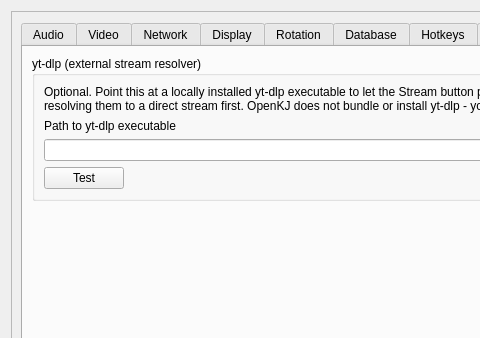
This is src/dlgsettings.ui in DJ-Joel/OpenKJ as Qt 5 draws it before an edit; both pictures show x 0 to 480 and y 0 to 338 of the 803 by 522 pixel window. The edited form follows.
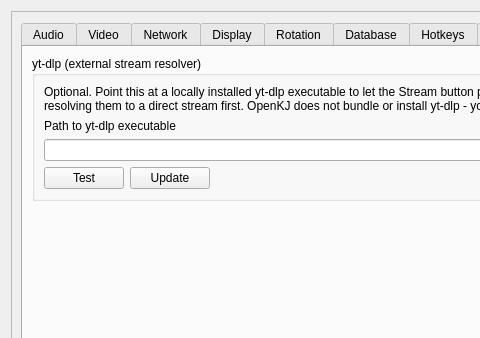
This is the edited form. The open tabs and pages were chosen to show the change. Icons and pictures are not drawn.

Diff of the .ui file:
```diff
--- a/src/dlgsettings.ui
+++ b/src/dlgsettings.ui
@@ -2066,6 +2066,16 @@
                    </property>
                   </widget>
                  </item>
+                 <item>
+                  <widget class="QPushButton" name="btnYtDlpUpdate">
+                   <property name="toolTip">
+                    <string>Run yt-dlp -U to update it to the latest version</string>
+                   </property>
+                   <property name="text">
+                    <string>Update</string>
+                   </property>
+                  </widget>
+                 </item>
                  <item>
                   <widget class="QLabel" name="labelYtDlpTestResult">
                    <property name="text">
```
